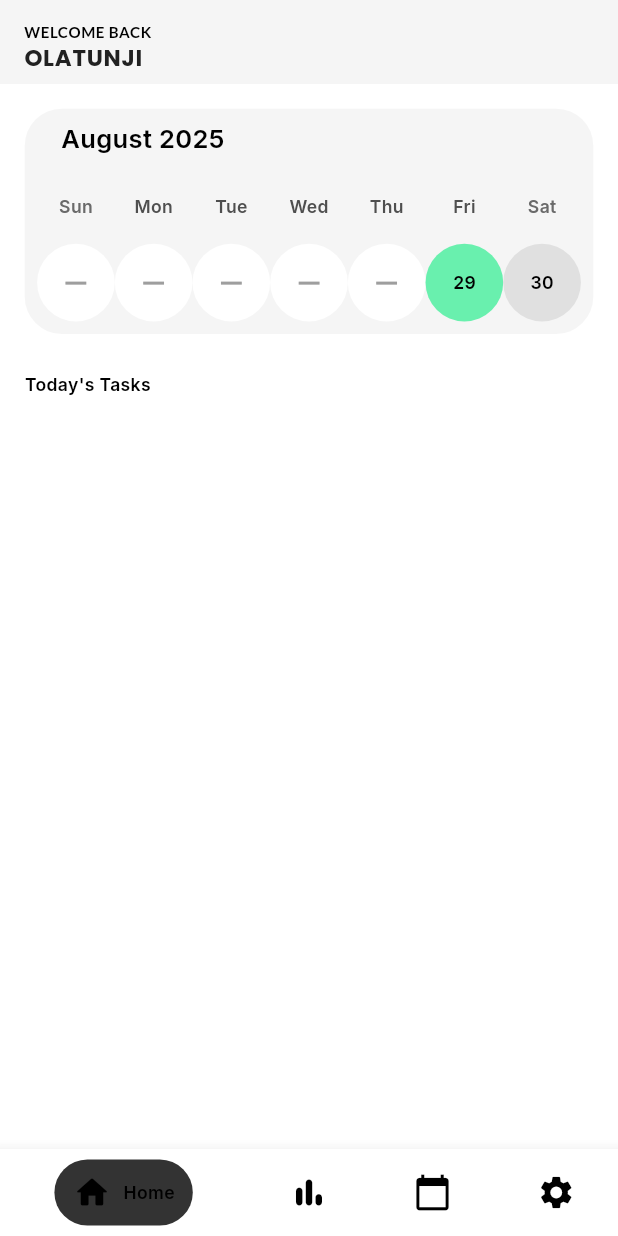
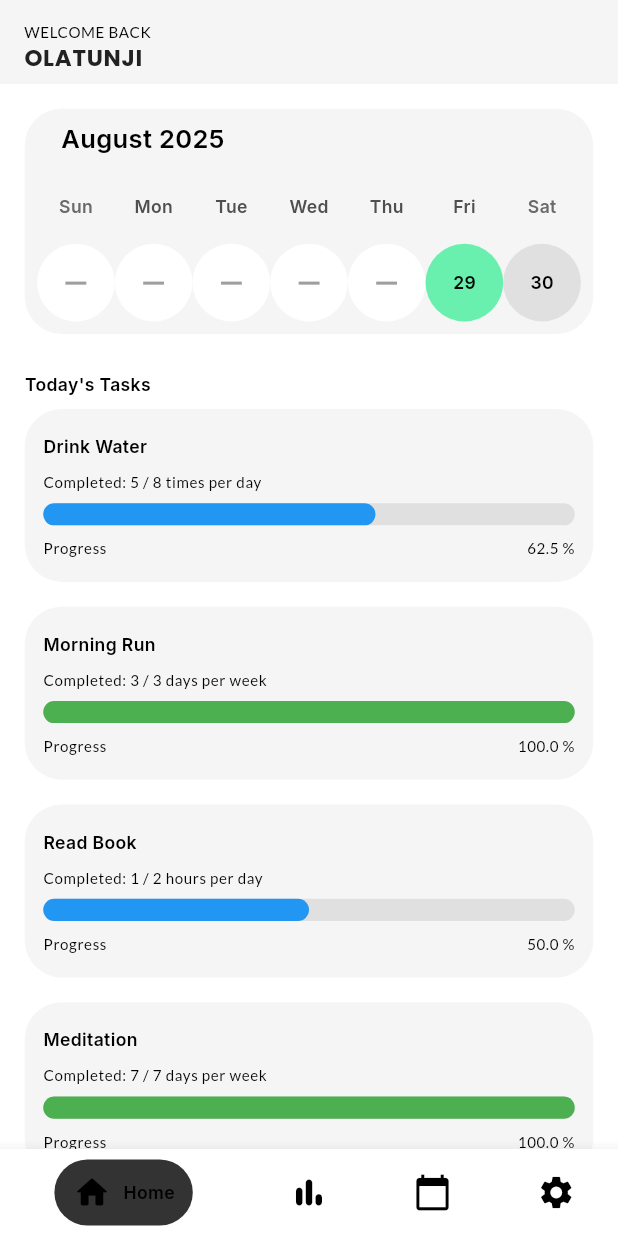
Before and after one commit to Abdulbazeet/Taskflow, a Flutter app: the screen it shows after launch, on a phone screen of 412 x 824 dp. Run offline on Flutter 3.47's test engine with Material 3 defaults, Android fonts, the phone set to English and light mode, and no system bars; drawn by our look-alikes of stylish_bottom_bar, table_calendar; our stand-ins replace go_router, google_fonts, sizer.

Commit message:
`Added habit tracking feature to Today page`

```diff
--- /dev/null
+++ b/lib/model/habits.dart
@@ -0,0 +1,43 @@
+// ignore_for_file: public_member_api_docs, sort_constructors_first
+import 'dart:convert';
+
+class Habits {
+  final String habitName;
+  final int frequencyValue;
+  final String frequencyUnit;
+  final int achievedValue;
+  final String status;
+
+  Habits({
+    required this.habitName,
+    required this.frequencyValue,
+    required this.frequencyUnit,
+    required this.achievedValue,
+    required this.status,
+  }); // "completed" or "incomplete"
+
+  Map<String, dynamic> toMap() {
+    return <String, dynamic>{
+      'habitName': habitName,
+      'frequencyValue': frequencyValue,
+      'frequencyUnit': frequencyUnit,
+      'achievedValue': achievedValue,
+      'status': status,
+    };
+  }
+
+  factory Habits.fromMap(Map<String, dynamic> map) {
+    return Habits(
+      habitName: map['habitName'] as String,
+      frequencyValue: map['frequencyValue'] as int,
+      frequencyUnit: map['frequencyUnit'] as String,
+      achievedValue: map['achievedValue'] as int,
+      status: map['status'] as String,
+    );
+  }
+
+  String toJson() => json.encode(toMap());
+
+  factory Habits.fromJson(String source) =>
+      Habits.fromMap(json.decode(source) as Map<String, dynamic>);
+}
--- a/lib/presenation/today/today.dart
+++ b/lib/presenation/today/today.dart
@@ -2,6 +2,8 @@ import 'package:flutter/material.dart';
 import 'package:intl/intl.dart';
 import 'package:sizer/sizer.dart';
 import 'package:table_calendar/table_calendar.dart';
+import 'package:task_flow/model/habits.dart';
+import 'package:task_flow/utils/utils.dart';
 
 class Today extends StatefulWidget {
   const Today({super.key});
@@ -38,7 +40,6 @@ class _TodayState extends State<Today> {
               decoration: BoxDecoration(
                 color: Theme.of(context).colorScheme.surface,
                 borderRadius: BorderRadius.circular(3.h),
-
               ),
               padding: EdgeInsets.symmetric(horizontal: 2.w, vertical: 1.h),
 
@@ -109,6 +110,82 @@ class _TodayState extends State<Today> {
               "Today's Tasks",
               style: Theme.of(context).textTheme.bodyMedium,
             ),
+            ListView.builder(
+              shrinkWrap: true,
+              physics: NeverScrollableScrollPhysics(),
+              itemCount: AppUtils.habits.length,
+
+              itemBuilder: (context, index) {
+                List<Habits> habitItems = [];
+                final List habit = AppUtils.habits;
+                habitItems = habit.map((e) => Habits.fromMap(e)).toList();
+                return Container(
+                  height: 14.sh,
+                  decoration: BoxDecoration(
+                    color: Theme.of(context).colorScheme.surface,
+
+                    borderRadius: BorderRadius.circular(3.h),
+                  ),
+                  margin: EdgeInsets.symmetric(vertical: 1.sh),
+
+                  width: 100.w,
+                  padding: EdgeInsets.symmetric(
+                    horizontal: 3.sw,
+                    vertical: 2.sh,
+                  ),
+                  child: Column(
+                    mainAxisSize: MainAxisSize.min,
+                    crossAxisAlignment: CrossAxisAlignment.start,
+
+                    children: [
+                      Text(
+                        habitItems[index].habitName,
+                        style: Theme.of(context).textTheme.bodyMedium,
+                      ),
+                      SizedBox(height: 1.sh),
+                      Row(
+                        children: [
+                          Text(
+                            'Completed: ${habitItems[index].achievedValue} / ${habitItems[index].frequencyValue} ${habitItems[index].frequencyUnit}',
+                            style: Theme.of(context).textTheme.bodySmall,
+                          ),
+                        ],
+                      ),
+                      SizedBox(height: 1.sh),
+
+                      Expanded(
+                        child: LinearProgressIndicator(
+                          borderRadius: BorderRadius.circular(2.sh),
+
+                          value:
+                              habitItems[index].achievedValue /
+                              habitItems[index].frequencyValue,
+                          backgroundColor: Colors.grey.shade300,
+                          color: habitItems[index].status == "completed"
+                              ? Colors.green
+                              : Colors.blue,
+                        ),
+                      ),
+                      SizedBox(height: 1.sh),
+
+                      Row(
+                        children: [
+                          Text(
+                            'Progress',
+                            style: Theme.of(context).textTheme.bodySmall,
+                          ),
+                          Spacer(),
+                          Text(
+                            '${(habitItems[index].achievedValue / habitItems[index].frequencyValue) * 100} %',
+                            style: Theme.of(context).textTheme.bodySmall,
+                          ),
+                        ],
+                      ),
+                    ],
+                  ),
+                );
+              },
+            ),
           ],
         ),
       ),
--- a/lib/theme/theme.dart
+++ b/lib/theme/theme.dart
@@ -22,7 +22,7 @@ class AppThemes {
       ),
       bodySmall: GoogleFonts.lato(
         fontSize: 13.sp,
-        fontWeight: FontWeight.bold,
+        fontWeight: FontWeight.normal,
       ),
       titleSmall: GoogleFonts.poppins(
         fontSize: 12.sp,
@@ -51,7 +51,7 @@ class AppThemes {
       ),
       bodySmall: GoogleFonts.lato(
         fontSize: 13.sp,
-        fontWeight: FontWeight.bold,
+        fontWeight: FontWeight.normal,
       ),
       titleSmall: GoogleFonts.poppins(
         fontSize: 12.sp,
--- /dev/null
+++ b/lib/utils/utils.dart
@@ -0,0 +1,39 @@
+class AppUtils {
+  static List<Map<String, dynamic>> habits = [
+    {
+      "habitName": "Drink Water",
+      "frequencyValue": 8,
+      "frequencyUnit": "times per day",
+      "achievedValue": 5,
+      "status": "incomplete", // 5 < 8
+    },
+    {
+      "habitName": "Morning Run",
+      "frequencyValue": 3,
+      "frequencyUnit": "days per week",
+      "achievedValue": 3,
+      "status": "completed", // 3 == 3
+    },
+    {
+      "habitName": "Read Book",
+      "frequencyValue": 2,
+      "frequencyUnit": "hours per day",
+      "achievedValue": 1,
+      "status": "incomplete", // 1 < 2
+    },
+    {
+      "habitName": "Meditation",
+      "frequencyValue": 7,
+      "frequencyUnit": "days per week",
+      "achievedValue": 7,
+      "status": "completed", // 7 == 7
+    },
+    {
+      "habitName": "Coding Practice",
+      "frequencyValue": 10,
+      "frequencyUnit": "hours per week",
+      "achievedValue": 6,
+      "status": "incomplete", // 6 < 10
+    },
+  ];
+}
```
